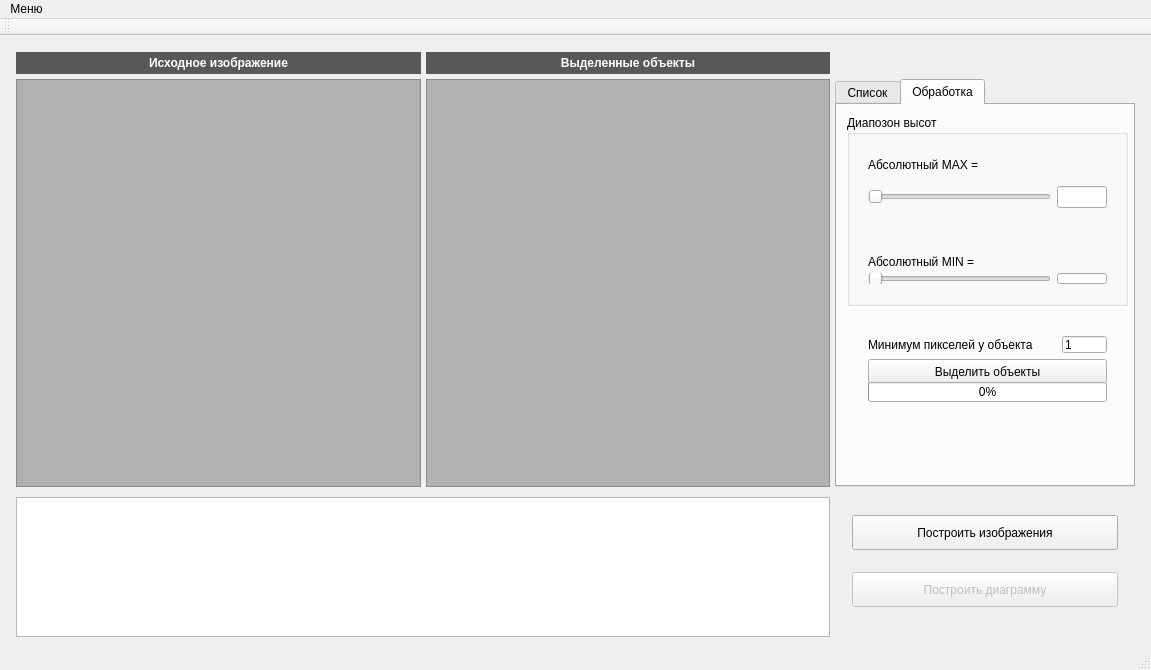
Above: Recognite/mainwindow.ui from relaxesemind/Recognite before the change. Below: the same form after it.
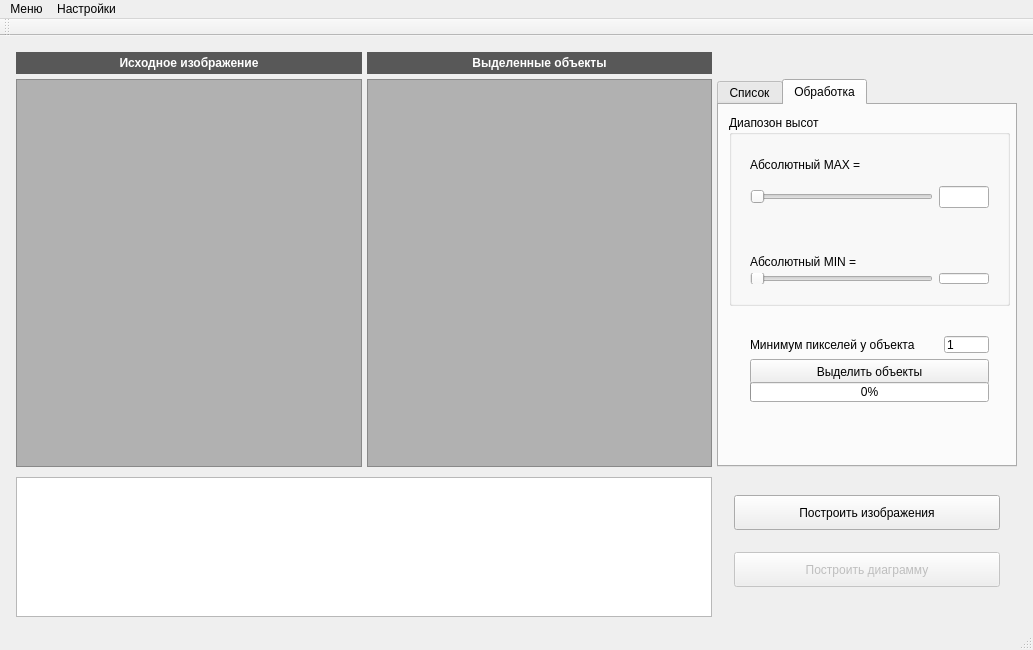
That is the form after the change. Icons and pictures are not drawn. Custom widgets are drawn as their Qt base class.

Diff of the .ui file:
```diff
--- a/Recognite/mainwindow.ui
+++ b/Recognite/mainwindow.ui
@@ -6,8 +6,8 @@
    <rect>
     <x>0</x>
     <y>0</y>
-    <width>1151</width>
-    <height>670</height>
+    <width>1033</width>
+    <height>650</height>
    </rect>
   </property>
   <property name="minimumSize">
@@ -557,7 +557,7 @@
     <rect>
      <x>0</x>
      <y>0</y>
-     <width>1151</width>
+     <width>1033</width>
      <height>21</height>
     </rect>
    </property>
@@ -570,7 +570,14 @@
     <addaction name="action"/>
     <addaction name="changeShowMode"/>
    </widget>
+   <widget class="QMenu" name="menu_2">
+    <property name="title">
+     <string>Настройки</string>
+    </property>
+    <addaction name="actionInputFormatEdit"/>
+   </widget>
    <addaction name="menu"/>
+   <addaction name="menu_2"/>
   </widget>
   <widget class="QToolBar" name="mainToolBar">
    <attribute name="toolBarArea">
```
Left out of the diff: 5 changed lines with no effect on the pictures.
